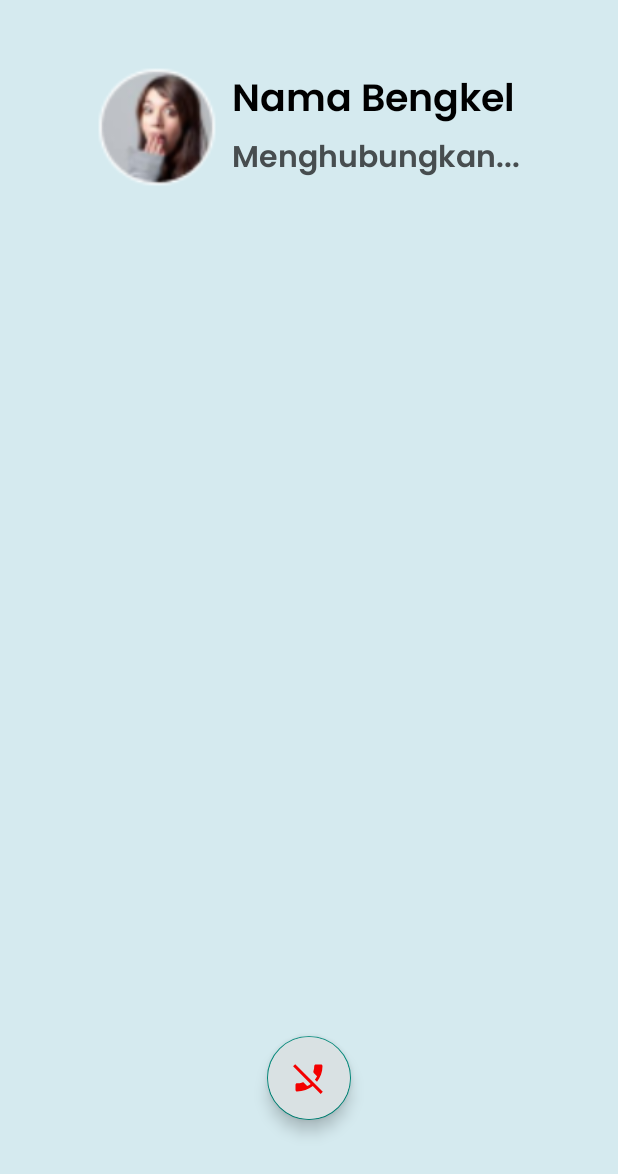
After one commit to JonathanUlhaq/BenKol, an Android app: the Call screen opened directly, with no data from a screen before it, on a phone screen of 412 x 824 dp. The commit adds this screen. Shown: the top 1174 px of the screen. Run offline under Robolectric (Android 15) with nearby library versions, the phone set to English and light mode, and no system bars.

Commit message:
Tambahan Telpon

```diff
--- a/app/src/main/AndroidManifest.xml
+++ b/app/src/main/AndroidManifest.xml
@@ -13,7 +13,10 @@
         android:roundIcon="@mipmap/ic_launcher_round"
         android:supportsRtl="true"
         android:theme="@style/Theme.BenKol">
-
+        <activity
+            android:name=".Call"
+            android:exported="false"
+            android:theme="@style/Theme.AppCompat.DayNight.NoActionBar" />
 
         <uses-library
             android:name="org.apache.http.legacy"
@@ -38,7 +41,6 @@
             android:exported="false"
             android:label="@string/title_activity_maps"
             android:theme="@style/Theme.BenkolLogin" />
-
         <activity
             android:name=".MapsActivity"
             android:exported="false"
--- /dev/null
+++ b/app/src/main/java/com/example/benkol/Call.java
@@ -0,0 +1,29 @@
+package com.example.benkol;
+
+import androidx.appcompat.app.AppCompatActivity;
+
+import android.content.Intent;
+import android.os.Bundle;
+import android.view.View;
+
+import com.google.android.material.floatingactionbutton.FloatingActionButton;
+
+public class Call extends AppCompatActivity {
+    FloatingActionButton endCall;
+
+    @Override
+    protected void onCreate(Bundle savedInstanceState) {
+        super.onCreate(savedInstanceState);
+        setContentView(R.layout.activity_call);
+
+        endCall = findViewById(R.id.endCall);
+        endCall.setOnClickListener(new View.OnClickListener() {
+            @Override
+            public void onClick(View view) {
+                Intent intent = new Intent(Call.this,MapsActivity.class);
+                startActivity(intent);
+            }
+        });
+
+    }
+}
--- a/app/src/main/java/com/example/benkol/MapsActivity.java
+++ b/app/src/main/java/com/example/benkol/MapsActivity.java
@@ -56,6 +56,7 @@ public class MapsActivity extends FragmentActivity implements OnMapReadyCallback
     GoogleApiClient mGoogleApiClient;
     Location mLastLocation;
     ImageView akun;
+    LinearLayout call,chat;
     Marker mCurrLocationMarker;
     LocationManager locationManagers;
     LocationRequest mLocationRequest;
@@ -297,10 +298,18 @@ public class MapsActivity extends FragmentActivity implements OnMapReadyCallback
         tittle = bottomSheetView.findViewById(R.id.tittle);
         tittle.setText(marker.getTitle());
 
-
+        call = bottomSheetView.findViewById(R.id.call);
         status = bottomSheetView.findViewById(R.id.status);
         jasa = bottomSheetView.findViewById(R.id.jassa);
         jam = bottomSheetView.findViewById(R.id.jam);
+
+        call.setOnClickListener(new View.OnClickListener() {
+            @Override
+            public void onClick(View view) {
+                Intent intent = new Intent(MapsActivity.this,Call.class);
+                startActivity(intent);
+            }
+        });
 
         jam.setOnClickListener(new View.OnClickListener() {
             @Override
--- /dev/null
+++ b/app/src/main/res/drawable-v24/hp_end.xml
@@ -0,0 +1,5 @@
+<vector android:height="24dp" android:tint="#F30000"
+    android:viewportHeight="24" android:viewportWidth="24"
+    android:width="24dp" xmlns:android="http://schemas.android.com/apk/res/android">
+    <path android:fillColor="@android:color/white" android:pathData="M17.34,14.54l-1.43,-1.43c0.56,-0.73 1.05,-1.5 1.47,-2.32l-2.2,-2.2c-0.28,-0.28 -0.36,-0.67 -0.25,-1.02 0.37,-1.12 0.57,-2.32 0.57,-3.57 0,-0.55 0.45,-1 1,-1L20,3c0.55,0 1,0.45 1,1 0,3.98 -1.37,7.64 -3.66,10.54zM14.52,17.35C11.63,19.64 7.97,21 4,21c-0.55,0 -1,-0.45 -1,-1v-3.49c0,-0.55 0.45,-1 1,-1 1.24,0 2.45,-0.2 3.57,-0.57 0.35,-0.12 0.75,-0.03 1.02,0.24l2.2,2.2c0.81,-0.42 1.58,-0.9 2.3,-1.46L1.39,4.22l1.42,-1.41L21.19,21.2l-1.41,1.41 -5.26,-5.26z"/>
+</vector>
--- a/app/src/main/res/layout/activity_bottom.xml
+++ b/app/src/main/res/layout/activity_bottom.xml
@@ -144,6 +144,7 @@
                 android:layout_height="wrap_content"
                 android:layout_marginBottom="5dp"
                 android:layout_gravity="center"
+                android:id="@+id/call"
                 android:orientation="horizontal"
                 android:background="@drawable/rounded">
                 <ImageView
@@ -178,6 +179,7 @@
                 android:layout_marginBottom="5dp"
                 android:layout_gravity="center"
                 android:orientation="horizontal"
+                android:id="@+id/chat"
                 android:background="@drawable/rounded">
 
                 <ImageView
--- /dev/null
+++ b/app/src/main/res/layout/activity_call.xml
@@ -0,0 +1,94 @@
+<?xml version="1.0" encoding="utf-8"?>
+<androidx.constraintlayout.widget.ConstraintLayout xmlns:android="http://schemas.android.com/apk/res/android"
+    xmlns:app="http://schemas.android.com/apk/res-auto"
+    xmlns:tools="http://schemas.android.com/tools"
+    android:layout_width="match_parent"
+    android:layout_height="match_parent"
+    android:background="#D5EAEF"
+    tools:context=".Call">
+
+    <LinearLayout
+        android:id="@+id/linearLayout3"
+        android:layout_width="match_parent"
+        android:layout_height="wrap_content"
+        android:orientation="vertical"
+        app:layout_constraintBottom_toBottomOf="parent"
+        app:layout_constraintEnd_toEndOf="parent"
+        app:layout_constraintStart_toStartOf="parent"
+        app:layout_constraintTop_toTopOf="parent"
+        app:layout_constraintVertical_bias="0.06">
+
+        <LinearLayout
+            android:layout_width="match_parent"
+            android:layout_height="wrap_content"
+            android:gravity="center"
+            android:orientation="horizontal">
+
+            <ImageView
+                android:id="@+id/poto"
+                android:layout_width="80dp"
+                android:layout_height="80dp"
+                android:src="@drawable/orang"
+                app:layout_constraintBottom_toBottomOf="parent"
+                app:layout_constraintEnd_toEndOf="parent"
+                app:layout_constraintHorizontal_bias="0.10"
+                app:layout_constraintStart_toStartOf="parent"
+                app:layout_constraintTop_toTopOf="parent"
+                app:layout_constraintVertical_bias="0.100" />
+
+            <LinearLayout
+                android:layout_width="wrap_content"
+                android:layout_height="wrap_content"
+                android:orientation="vertical">
+
+                <TextView
+                    android:layout_width="wrap_content"
+                    android:layout_height="wrap_content"
+                    android:layout_marginLeft="10dp"
+                    android:fontFamily="@font/poppinssemibbold"
+                    android:text="Nama Bengkel"
+                    android:textColor="@color/black"
+                    android:textSize="25dp"
+                    app:layout_constraintBottom_toBottomOf="parent"
+                    app:layout_constraintEnd_toEndOf="parent"
+                    app:layout_constraintHorizontal_bias="0.573"
+                    app:layout_constraintStart_toStartOf="parent"
+                    app:layout_constraintTop_toTopOf="parent"
+                    app:layout_constraintVertical_bias="0.094" />
+
+                <TextView
+                    android:layout_width="wrap_content"
+                    android:layout_height="wrap_content"
+                    android:layout_marginLeft="10dp"
+                    android:fontFamily="@font/poppinssemibbold"
+                    android:text="Menghubungkan..."
+                    android:textColor="#474D4F"
+                    android:textSize="20dp"
+                    app:layout_constraintBottom_toBottomOf="parent"
+                    app:layout_constraintEnd_toEndOf="parent"
+                    app:layout_constraintHorizontal_bias="0.589"
+                    app:layout_constraintStart_toStartOf="parent"
+                    app:layout_constraintTop_toTopOf="parent"
+                    app:layout_constraintVertical_bias="0.159" />
+
+            </LinearLayout>
+
+        </LinearLayout>
+
+    </LinearLayout>
+
+
+    <com.google.android.material.floatingactionbutton.FloatingActionButton
+        android:id="@+id/endCall"
+        android:layout_width="wrap_content"
+        android:layout_height="wrap_content"
+        android:backgroundTint="#D9E1E3"
+        android:src="@drawable/hp_end"
+        app:layout_constraintBottom_toBottomOf="parent"
+        app:layout_constraintEnd_toEndOf="parent"
+        app:layout_constraintHorizontal_bias="0.500"
+        app:layout_constraintStart_toStartOf="parent"
+        app:layout_constraintTop_toBottomOf="@+id/linearLayout3"
+        app:layout_constraintVertical_bias="0.880" />
+
+</androidx.constraintlayout.widget.ConstraintLayout>
```
